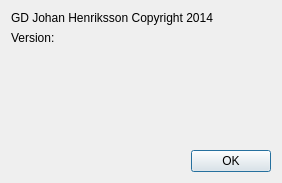
First picture: the form in src/aboutdialog.ui, repository jhn98032/gede, before the edit.
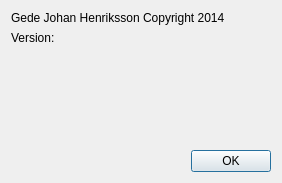
Second picture: the form after the edit.

Commit message: Fixed typo in aboutbox

```diff
--- a/src/aboutdialog.ui
+++ b/src/aboutdialog.ui
@@ -20,7 +20,7 @@
    <item>
     <widget class="QLabel" name="label">
      <property name="text">
-      <string>GD Johan Henriksson Copyright 2014</string>
+      <string>Gede Johan Henriksson Copyright 2014</string>
      </property>
     </widget>
    </item>
```
Left out of the diff: 2 changed lines with no effect on the pictures.
